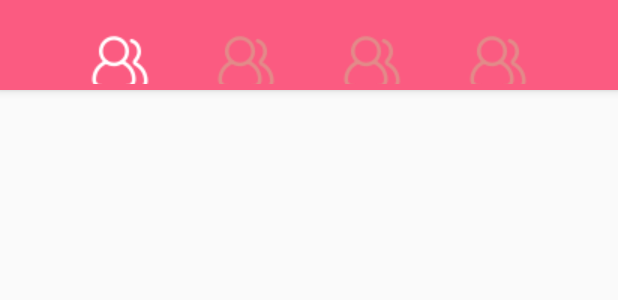
After one commit to changeShen1204/SlaveOfFlower, an Android app: the layout layout_content_main.xml on its own in the app's theme, with its tools: preview values and no code run, on a phone screen of 412 x 824 dp. The commit adds this screen. Shown: the top 300 px of the screen. Run offline under Robolectric (Android 15) with nearby library versions, the light colour scheme and no system bars.

Commit message:
activity_main更新

```diff
--- a/app/build.gradle
+++ b/app/build.gradle
@@ -25,4 +25,6 @@ dependencies {
     compile 'com.android.support:appcompat-v7:25.1.0'
     compile 'io.reactivex:rxandroid:1.2.1'
     compile 'com.jakewharton:butterknife:8.5.1'
+    compile 'com.android.support:design:25.1.0'
+    compile 'com.android.support:support-v4:25.1.0'
 }
--- a/app/src/main/AndroidManifest.xml
+++ b/app/src/main/AndroidManifest.xml
@@ -4,7 +4,7 @@
 
     <application
         android:allowBackup="true"
-        android:icon="@mipmap/ic_launcher"
+        android:icon="@drawable/huanu"
         android:label="@string/app_name"
         android:supportsRtl="true"
         android:theme="@style/AppTheme">
--- /dev/null
+++ b/app/src/main/res/drawable/tab_dynamic_selector.xml
@@ -0,0 +1,8 @@
+<?xml version="1.0" encoding="UTF-8"?>
+<selector xmlns:android="http://schemas.android.com/apk/res/android">
+
+    <item android:drawable="@drawable/actionbar_friends_selected" android:state_pressed="true"/>
+    <item android:drawable="@drawable/actionbar_friends_selected" android:state_checked="true"/>
+    <item android:drawable="@drawable/actionbar_friends_normal"/>
+
+</selector>
--- a/app/src/main/res/layout/activity_main.xml
+++ b/app/src/main/res/layout/activity_main.xml
@@ -1,14 +1,11 @@
 <?xml version="1.0" encoding="utf-8"?>
-<RelativeLayout
+<android.support.design.widget.CoordinatorLayout
     xmlns:android="http://schemas.android.com/apk/res/android"
     xmlns:tools="http://schemas.android.com/tools"
     android:layout_width="match_parent"
     android:layout_height="match_parent"
-    android:paddingBottom="@dimen/activity_vertical_margin"
-    android:paddingLeft="@dimen/activity_horizontal_margin"
-    android:paddingRight="@dimen/activity_horizontal_margin"
-    android:paddingTop="@dimen/activity_vertical_margin"
-    tools:context="com.jet.slaveofflower.MainActivity">
-
-
-</RelativeLayout>
+    android:fitsSystemWindows="true"
+    android:id="@+id/drawerlayout_home"
+    tools:context=".MainActivity">
+    <include layout="@layout/layout_content_main"/>
+</android.support.design.widget.CoordinatorLayout>
--- /dev/null
+++ b/app/src/main/res/layout/layout_content_main.xml
@@ -0,0 +1,76 @@
+<?xml version="1.0" encoding="utf-8"?>
+<android.support.design.widget.CoordinatorLayout
+    xmlns:android="http://schemas.android.com/apk/res/android"
+    xmlns:app="http://schemas.android.com/apk/res-auto"
+    android:id="@+id/coordinatorlayout"
+    android:layout_width="match_parent"
+    android:layout_height="match_parent"
+    >
+
+    <android.support.design.widget.AppBarLayout
+        android:id="@+id/appbarlayout"
+        android:layout_width="match_parent"
+        android:layout_height="60dp">
+        <android.support.v7.widget.Toolbar
+            android:id="@+id/toolbar"
+            android:layout_width="match_parent"
+            android:layout_height="?attr/actionBarSize"
+
+            app:layout_scrollFlags="scroll|enterAlways"
+
+            app:title=" "
+            >
+            <RadioGroup
+                android:layout_gravity="center"
+                android:gravity="center_horizontal"
+                android:id="@+id/radiogroup"
+                android:orientation="horizontal"
+                android:layout_width="wrap_content"
+                android:layout_height="wrap_content">
+                <RadioButton
+                    android:singleLine="true"
+                    android:background="@null"
+                    android:button="@null"
+                    android:checked="true"
+                    android:id="@+id/rb_cao"
+                    android:drawableTop="@drawable/tab_dynamic_selector"
+                    android:layout_width="wrap_content"
+                    android:layout_height="wrap_content" />
+                <RadioButton
+                    android:singleLine="true"
+                    android:background="@null"
+                    android:button="@null"
+                    android:drawableTop="@drawable/tab_dynamic_selector"
+                    android:id="@+id/rb_hospital"
+                    android:layout_width="wrap_content"
+                    android:layout_height="wrap_content" />
+                <RadioButton
+                    android:singleLine="true"
+                    android:background="@null"
+                    android:button="@null"
+                    android:drawableTop="@drawable/tab_dynamic_selector"
+                    android:id="@+id/rb_knowledge"
+                    android:layout_width="wrap_content"
+                    android:layout_height="wrap_content" />
+                <RadioButton
+                    android:singleLine="true"
+                    android:background="@null"
+                    android:button="@null"
+                    android:id="@+id/rb_note"
+                    android:drawableTop="@drawable/tab_dynamic_selector"
+                    android:layout_width="wrap_content"
+                    android:layout_height="wrap_content" />
+
+            </RadioGroup>
+        </android.support.v7.widget.Toolbar>
+
+    </android.support.design.widget.AppBarLayout>
+
+
+    <android.support.v4.view.ViewPager
+        android:id="@+id/viewpager"
+        android:layout_width="match_parent"
+        android:layout_height="wrap_content"
+        app:layout_behavior="@string/appbar_scrolling_view_behavior"
+        />
+</android.support.design.widget.CoordinatorLayout>
--- a/app/src/main/res/values/styles.xml
+++ b/app/src/main/res/values/styles.xml
@@ -1,11 +1,33 @@
 <resources>
 
-    <!-- Base application theme. -->
-    <style name="AppTheme" parent="Theme.AppCompat.Light.NoActionBar">
-        <!-- Customize your theme here. -->
-        <item name="colorPrimary">@color/colorPrimary</item>
-        <item name="colorPrimaryDark">@color/colorPrimaryDark</item>
-        <item name="colorAccent">@color/colorAccent</item>
+
+    <style name="AppTheme" parent="MyThemeBlue"></style>
+
+    <!-- 蓝色为主色调 -->
+    <style name="MyThemeBlue" parent="Theme.AppCompat.Light.NoActionBar">
+
+        <!--选中状态icon的颜色和字体颜色-->
+        <item name="colorPrimary">@color/red_base</item>
+        <item name="colorPrimaryDark">@color/red_base</item>
+        <item name="colorAccent">@color/red_base</item>
+        <!--正常状态下字体颜色和icon颜色-->
+        <item name="android:textColorPrimary">@color/white</item>
+
     </style>
 
+    <!-- expandedTitleTextAppearance Title -->
+    <style name="expandedTitle">
+        <item name="android:textColor">@color/white</item>
+        <item name="android:textSize">15sp</item>
+    </style>
+
+    <style name="ToolbarTitle" parent="@style/TextAppearance.Widget.AppCompat.Toolbar.Title">
+        <item name="android:textSize">14sp</item>
+    </style>
+
+    <style name="ToolbarStyle" parent="ThemeOverlay.AppCompat.Dark.ActionBar">
+        <item name="android:textColorPrimary">@color/white</item>
+        <item name="colorControlNormal">@color/white</item>
+        <item name="android:textSize">14sp</item>
+    </style>
 </resources>
```
Also changed, not shown: app/src/main/res/drawable/actionbar_friends_normal.png (added), app/src/main/res/drawable/actionbar_friends_selected.png (added), app/src/main/res/drawable/pen.gif.
